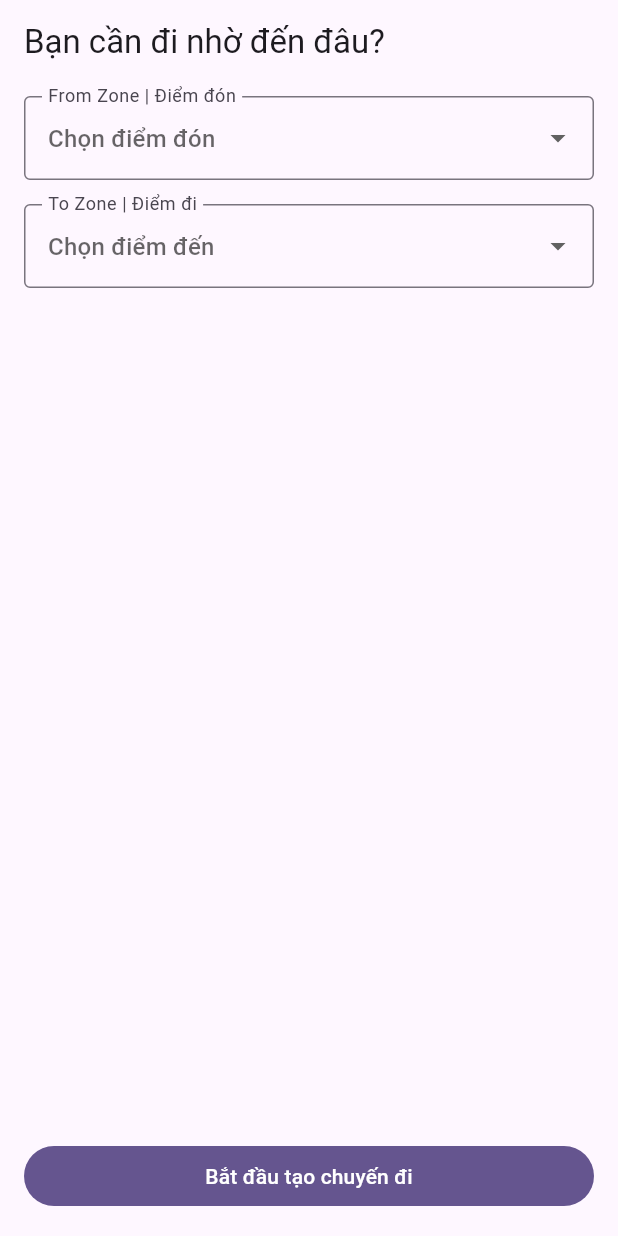
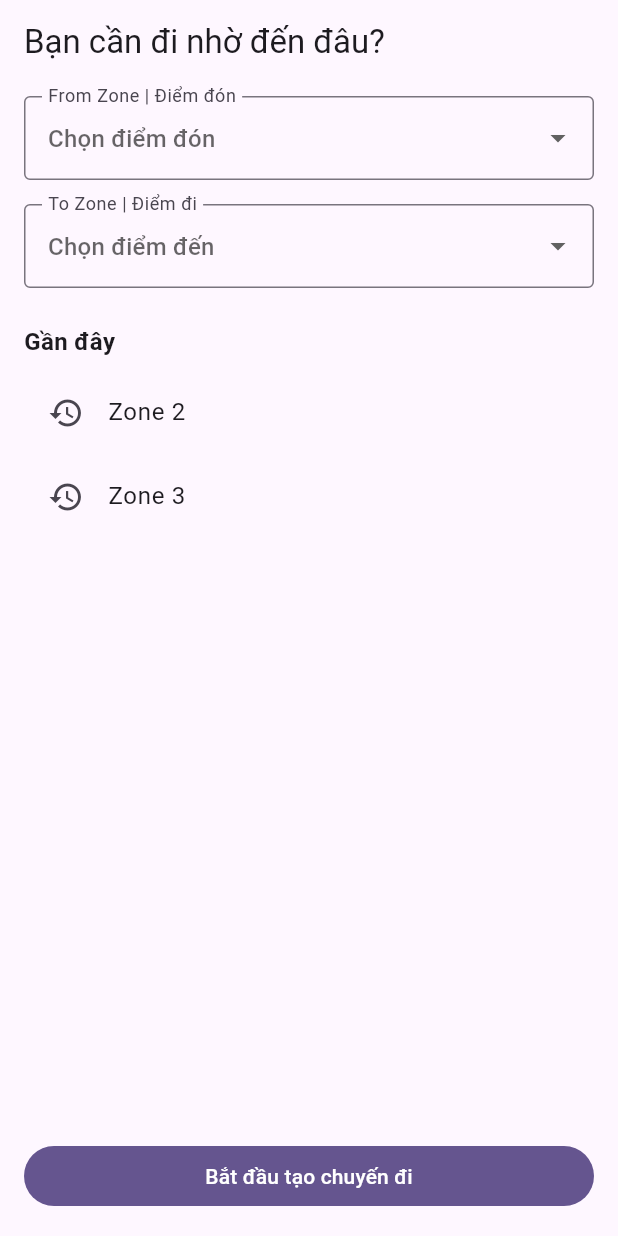
Before and after one commit to thienhdbse170185/F-Journey.Mobile, a Flutter app: the TripDestinationWidget screen opened by its route, on a phone screen of 412 x 824 dp. Run offline on Flutter 3.47's test engine with Material 3 defaults, Android fonts, the phone set to English and light mode, and no system bars; our stand-ins replace bloc, dio, dotted_border, firebase_auth, firebase_core, flutter_bloc and 9 more; accounts and stored records are empty.

Commit message:
Refactor trip destination screen to use dropdown menus for selecting zones and display recent zones

```diff
--- a/lib/features/trip/widgets/passenger/trip_dest.dart
+++ b/lib/features/trip/widgets/passenger/trip_dest.dart
@@ -12,6 +12,7 @@ class _TripDestinationWidgetState extends State<TripDestinationWidget> {
   String? toZone;
 
   final List<String> zones = ['Zone 1', 'Zone 2', 'Zone 3'];
+  final List<String> recentZones = ['Zone 2', 'Zone 3']; // Example recent zones
 
   @override
   Widget build(BuildContext context) {
@@ -22,13 +23,15 @@ class _TripDestinationWidgetState extends State<TripDestinationWidget> {
       body: Padding(
         padding: const EdgeInsets.symmetric(horizontal: 16),
         child: Column(
+          crossAxisAlignment: CrossAxisAlignment.start,
           children: [
             const SizedBox(height: 8),
             DropdownButtonFormField<String>(
               decoration: const InputDecoration(
-                  labelText: "From Zone | Điểm đón",
-                  hintText: "Chọn điểm đón",
-                  border: OutlineInputBorder()),
+                labelText: "From Zone | Điểm đón",
+                hintText: "Chọn điểm đón",
+                border: OutlineInputBorder(),
+              ),
               value: fromZone,
               items: zones.map((String zone) {
                 return DropdownMenuItem<String>(
@@ -45,9 +48,10 @@ class _TripDestinationWidgetState extends State<TripDestinationWidget> {
             const SizedBox(height: 16),
             DropdownButtonFormField<String>(
               decoration: const InputDecoration(
-                  labelText: "To Zone | Điểm đi",
-                  hintText: "Chọn điểm đến",
-                  border: OutlineInputBorder()),
+                labelText: "To Zone | Điểm đi",
+                hintText: "Chọn điểm đến",
+                border: OutlineInputBorder(),
+              ),
               value: toZone,
               items: zones.map((String zone) {
                 return DropdownMenuItem<String>(
@@ -61,6 +65,30 @@ class _TripDestinationWidgetState extends State<TripDestinationWidget> {
                 });
               },
             ),
+            const SizedBox(height: 24),
+            const Text(
+              'Gần đây',
+              style: TextStyle(fontWeight: FontWeight.bold, fontSize: 16),
+            ),
+            const SizedBox(height: 8),
+            Expanded(
+              child: ListView.builder(
+                shrinkWrap: true,
+                itemCount: recentZones.length,
+                itemBuilder: (context, index) {
+                  return ListTile(
+                    leading: const Icon(Icons.history),
+                    title: Text(recentZones[index]),
+                    onTap: () {
+                      // Logic to select from recent zones
+                      setState(() {
+                        fromZone = recentZones[index];
+                      });
+                    },
+                  );
+                },
+              ),
+            ),
           ],
         ),
       ),
@@ -68,7 +96,9 @@ class _TripDestinationWidgetState extends State<TripDestinationWidget> {
         padding: const EdgeInsets.all(16),
         width: MediaQuery.of(context).size.width,
         child: FilledButton(
-          onPressed: () {},
+          onPressed: () {
+            // Add logic for creating a trip
+          },
           child: const Text('Bắt đầu tạo chuyến đi'),
         ),
       ),
```
